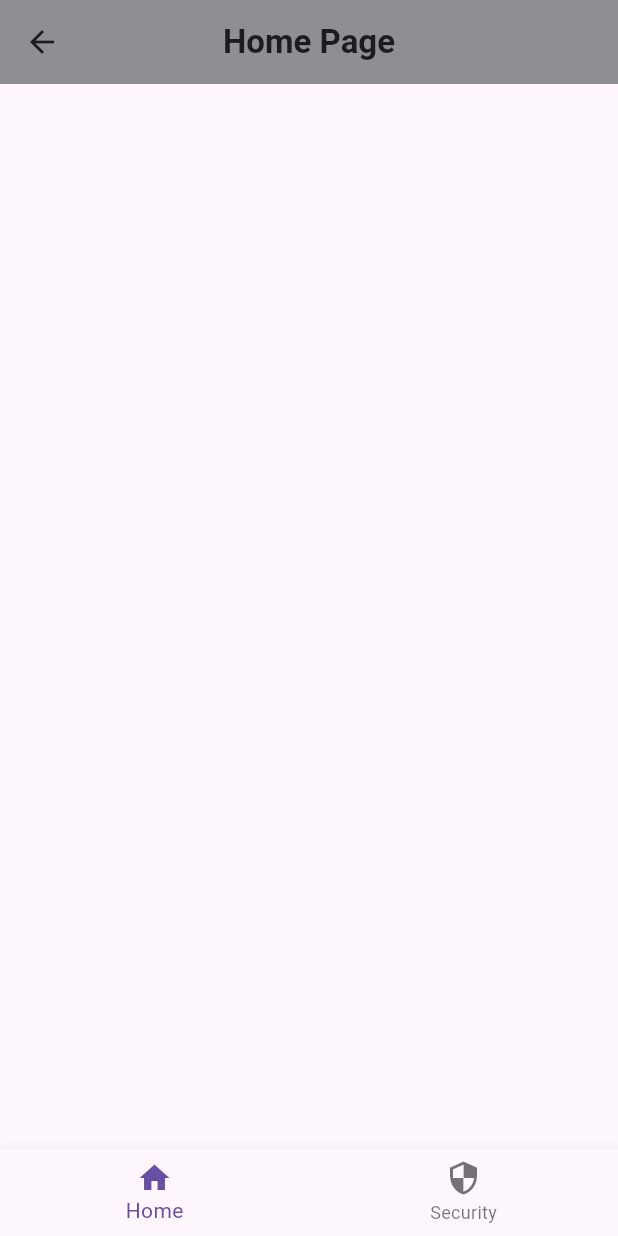
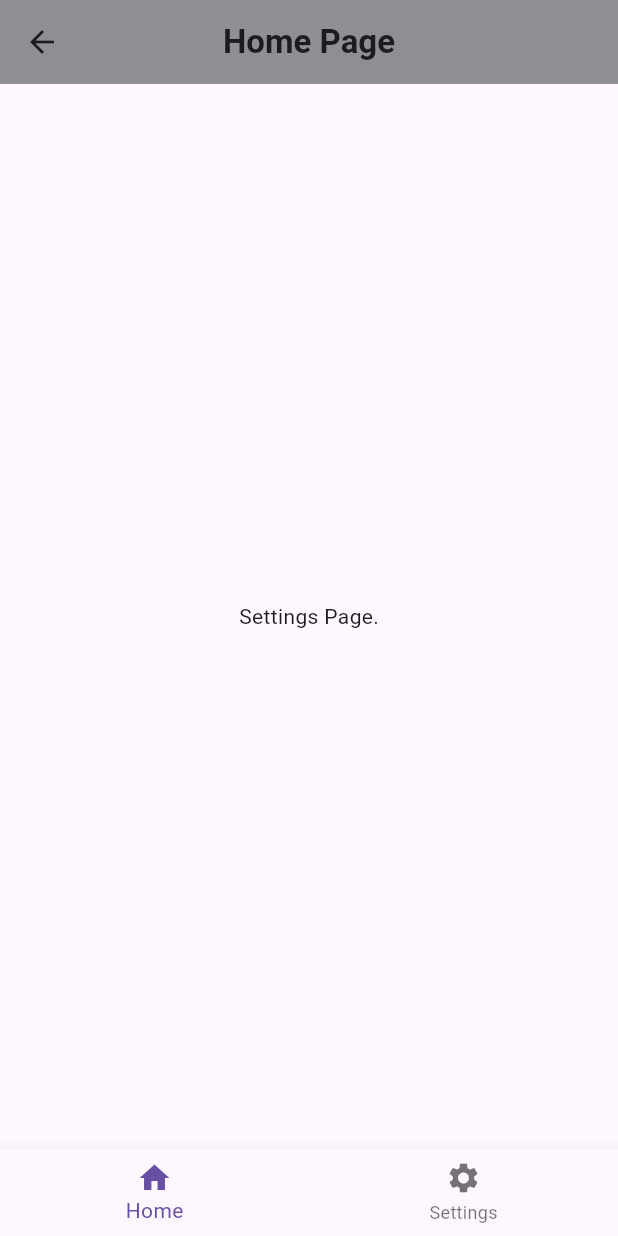
Before and after one commit to Azm1-afk/E_commerce_flutter, a Flutter app: the HomePage screen opened directly, on a phone screen of 412 x 824 dp. Run offline on Flutter 3.47's test engine with Material 3 defaults, Android fonts, the phone set to English and light mode, and no system bars.

Commit message:
Learning navigation in Flutter using BottomNavBar

```diff
--- a/lib/main.dart
+++ b/lib/main.dart
@@ -1,5 +1,8 @@
+import 'package:e_commerce_app/pages/filler_page.dart';
 import 'package:e_commerce_app/pages/intro_page.dart';
 import 'package:flutter/material.dart';
+import 'pages/settings_page.dart';
+
 
 
 void main() {
--- a/lib/pages/home_page.dart
+++ b/lib/pages/home_page.dart
@@ -1,3 +1,5 @@
+import 'package:e_commerce_app/pages/filler_page.dart';
+import 'package:e_commerce_app/pages/settings_page.dart';
 import 'package:flutter/cupertino.dart';
 import 'package:flutter/material.dart';
 
@@ -9,6 +11,21 @@ class HomePage extends StatefulWidget {
 }
 
 class _HomePageState extends State<HomePage> {
+
+  int _selectedIndex = 0;
+
+  void _onTapChange(int index){
+    setState(() {
+      _selectedIndex = index;
+      print(index);
+    });
+  }
+
+  final List _pages = const [
+    SettingsPage(),
+    FillerPage(),
+  ];
+
   @override
   Widget build(BuildContext context) {
     return Scaffold(
@@ -18,12 +35,21 @@ class _HomePageState extends State<HomePage> {
         backgroundColor: CupertinoColors.systemGrey,
       ),
 
+      body: _pages[_selectedIndex],
+
       bottomNavigationBar: BottomNavigationBar(
+        currentIndex: _selectedIndex,
+        onTap: _onTapChange,
+
         items: [
-          BottomNavigationBarItem(icon: Icon(Icons.home), label: 'Home'),
           BottomNavigationBarItem(
-            icon: Icon(Icons.security),
-            label: 'Security',
+            icon: Icon(Icons.home),
+            label: 'Home',
+          ),
+
+          BottomNavigationBarItem(
+            icon: Icon(Icons.settings),
+            label: 'Settings',
           ),
         ],
       ),
--- /dev/null
+++ b/lib/pages/settings_page.dart
@@ -0,0 +1,19 @@
+import 'package:flutter/material.dart';
+
+class SettingsPage extends StatefulWidget {
+  const SettingsPage({super.key});
+
+  @override
+  State<SettingsPage> createState() => _SettingsPageState();
+}
+
+class _SettingsPageState extends State<SettingsPage> {
+  @override
+  Widget build(BuildContext context) {
+    return Scaffold(
+      body: Center(
+        child: Text('Settings Page.'),
+      ),
+    );
+  }
+}
```
Also changed, not shown: lib/pages/filler_page.dart (added, +14 -0 lines), lib/pages/intro_page.dart (+7 -6 lines).
